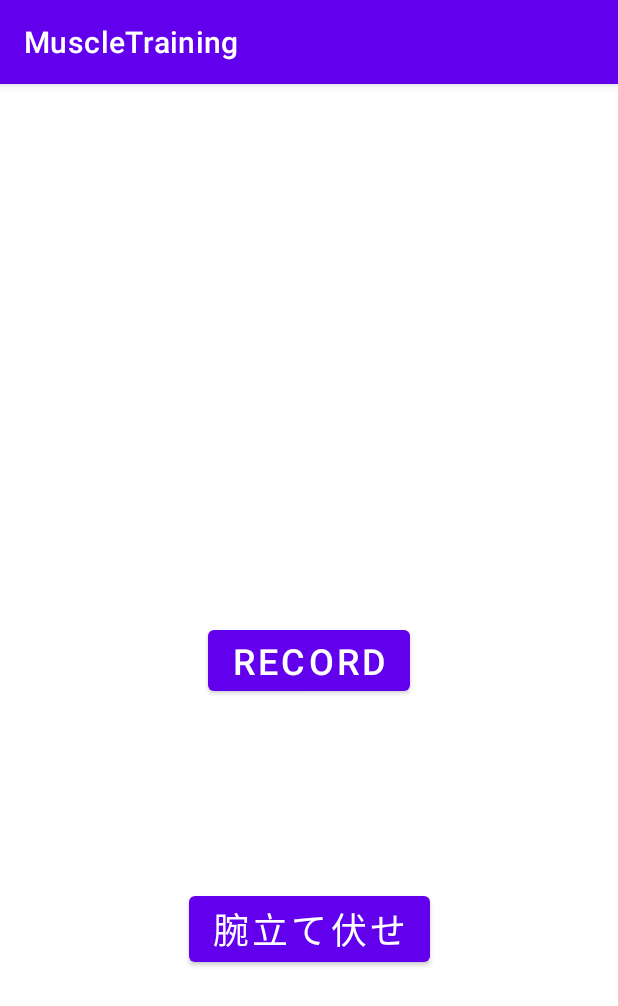
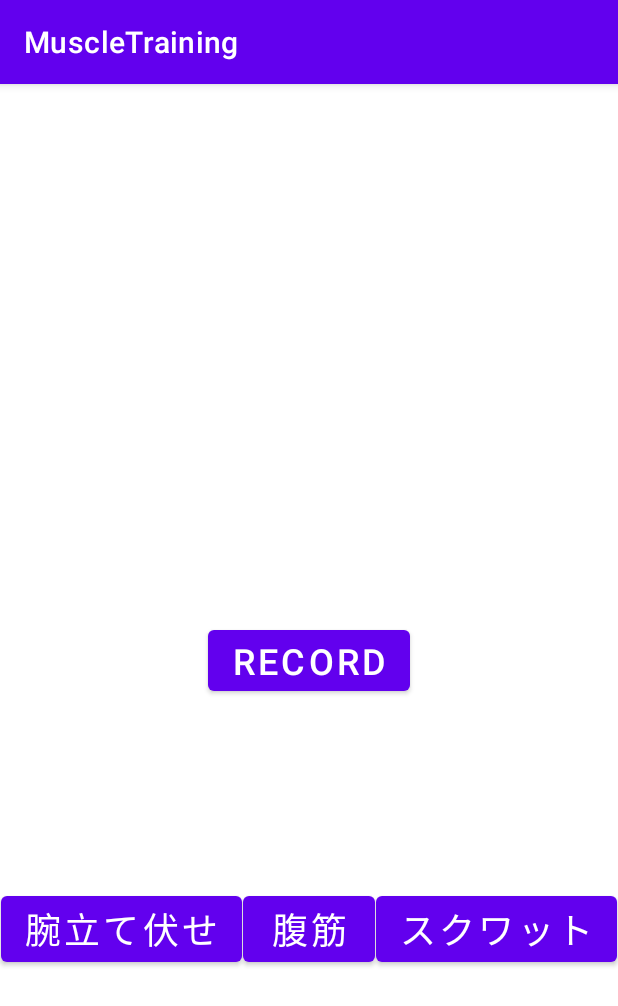
Before and after one commit to Ryota-Ya/MuscleTraining, an Android app: the screen it shows after launch (MainActivity), on a phone screen of 412 x 824 dp. Shown: the top 1006 px of the screen. Run offline under Robolectric (Android 15) with nearby library versions, the phone set to English and light mode, and no system bars.

Commit message:
[refactor]トレーニングボタンの種類の追加
腕立て伏せのほかに腹筋とスクワットを追加した．

```diff
--- a/app/src/main/java/jp/ac/titech/itpro/sdl/muscletraining/MainActivity.java
+++ b/app/src/main/java/jp/ac/titech/itpro/sdl/muscletraining/MainActivity.java
@@ -17,10 +17,10 @@ import java.nio.charset.StandardCharsets;
 
 public class MainActivity extends AppCompatActivity {
     private final static String TAG = MainActivity.class.getSimpleName();
-    private final static int DATE_INDEX = 0;
-    private final static int PUSH_UPS = 1;
-    private final static int ABS = 2;
-    private final static int Squat = 3;
+    public final static int DATE_INDEX = 0;
+    public final static int PUSH_UPS = 1;
+    public final static int ABS = 2;
+    public final static int Squat = 3;
 
     private TextView savedCountView;
     private CalendarView calendarView;
@@ -43,6 +43,23 @@ public class MainActivity extends AppCompatActivity {
         push_ups_button.setOnClickListener(v -> {
             Log.d(TAG, "onClick - Push Ups");
             Intent intent = new Intent(MainActivity.this, TrainingActivity.class);
+            intent.putExtra("training_id", PUSH_UPS);
+            startActivity(intent);
+        });
+
+        Button abs_button = findViewById(R.id.abs_button);
+        abs_button.setOnClickListener(v -> {
+            Log.d(TAG, "onClick - Abs");
+            Intent intent = new Intent(MainActivity.this, TrainingActivity.class);
+            intent.putExtra("training_id", ABS);
+            startActivity(intent);
+        });
+
+        Button squat_button = findViewById(R.id.squat_button);
+        squat_button.setOnClickListener(v -> {
+            Log.d(TAG, "onClick - Squat");
+            Intent intent = new Intent(MainActivity.this, TrainingActivity.class);
+            intent.putExtra("training_id", Squat);
             startActivity(intent);
         });
 
--- a/app/src/main/res/layout/activity_main.xml
+++ b/app/src/main/res/layout/activity_main.xml
@@ -15,6 +15,30 @@
         android:textSize="@dimen/text_size"
         app:layout_constraintBottom_toBottomOf="parent"
         app:layout_constraintLeft_toLeftOf="parent"
+        app:layout_constraintRight_toLeftOf="@id/abs_button"
+        app:layout_constraintTop_toTopOf="@id/record_button" />
+
+    <Button
+        android:id="@+id/abs_button"
+        android:layout_width="wrap_content"
+        android:layout_height="wrap_content"
+        android:layout_margin="@dimen/margin"
+        android:text="@string/abs_button"
+        android:textSize="@dimen/text_size"
+        app:layout_constraintBottom_toBottomOf="parent"
+        app:layout_constraintLeft_toLeftOf="parent"
+        app:layout_constraintRight_toRightOf="parent"
+        app:layout_constraintTop_toTopOf="@id/record_button" />
+
+    <Button
+        android:id="@+id/squat_button"
+        android:layout_width="wrap_content"
+        android:layout_height="wrap_content"
+        android:layout_margin="@dimen/margin"
+        android:text="@string/squat_button"
+        android:textSize="@dimen/text_size"
+        app:layout_constraintBottom_toBottomOf="parent"
+        app:layout_constraintLeft_toRightOf="@id/abs_button"
         app:layout_constraintRight_toRightOf="parent"
         app:layout_constraintTop_toTopOf="@id/record_button" />
 
--- a/app/src/main/res/values/strings.xml
+++ b/app/src/main/res/values/strings.xml
@@ -2,6 +2,8 @@
     <string name="app_name">MuscleTraining</string>
 
     <string name="push_ups_button">腕立て伏せ</string>
+    <string name="abs_button">腹筋</string>
+    <string name="squat_button">スクワット</string>
     <string name="record_button">Record</string>
     <string name="close_button">Close</string>
     <string name="no_data">No data on %s</string>
```
Also changed, not shown: app/src/main/java/jp/ac/titech/itpro/sdl/muscletraining/TrainingActivity.java (+13 -5 lines).
